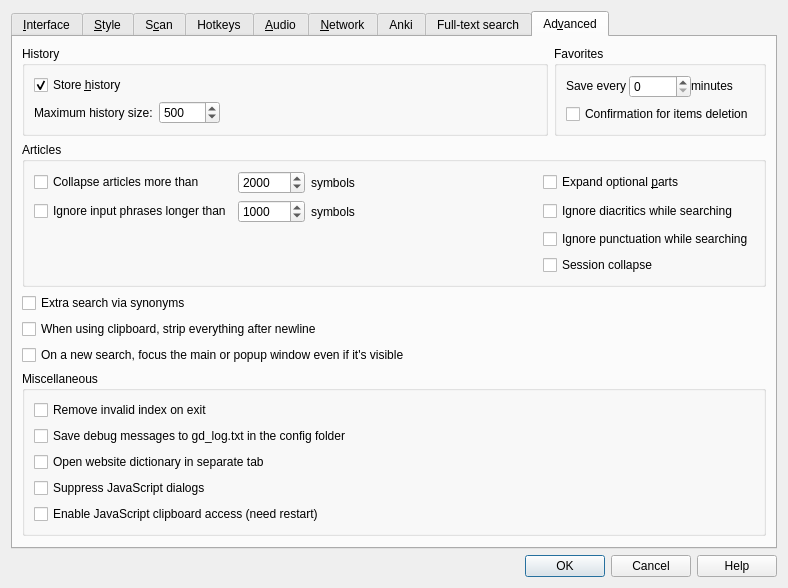
The window that src/ui/preferences.ui (xiaoyifang/goldendict-ng) describes before a commit, drawn with Qt 5.
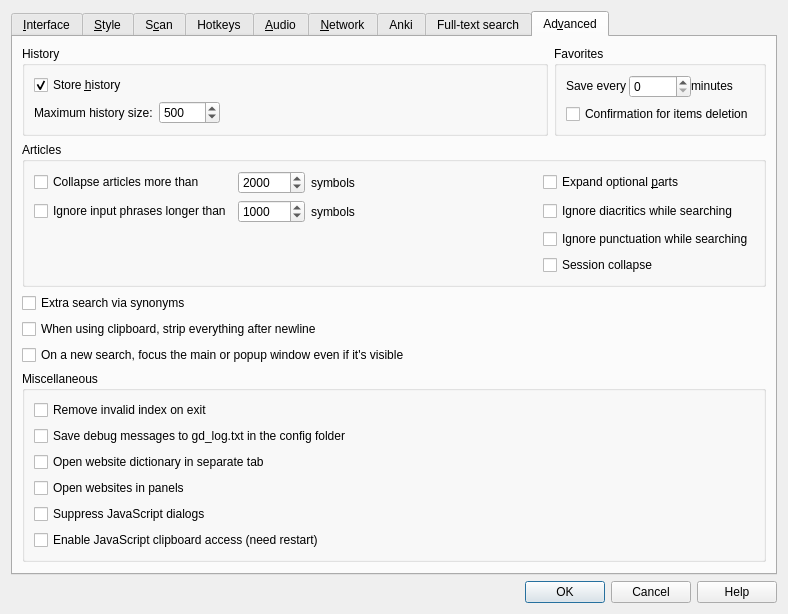
The same window after the commit. The open tabs and pages were chosen to show the change. Icons and pictures are not drawn.

Commit message: feat: article panels — splitter-based side-by-side panels with keyboard shortcuts

```diff
--- a/src/ui/preferences.ui
+++ b/src/ui/preferences.ui
@@ -1931,6 +1931,13 @@
             </property>
            </widget>
           </item>
+          <item>
+           <widget class="QCheckBox" name="openWebsitesInPanel">
+            <property name="text">
+             <string>Open websites in panels</string>
+            </property>
+           </widget>
+          </item>
           <item>
            <widget class="QCheckBox" name="suppressWebDialogs">
             <property name="toolTip">
```
The commit also changes 9 other files.
